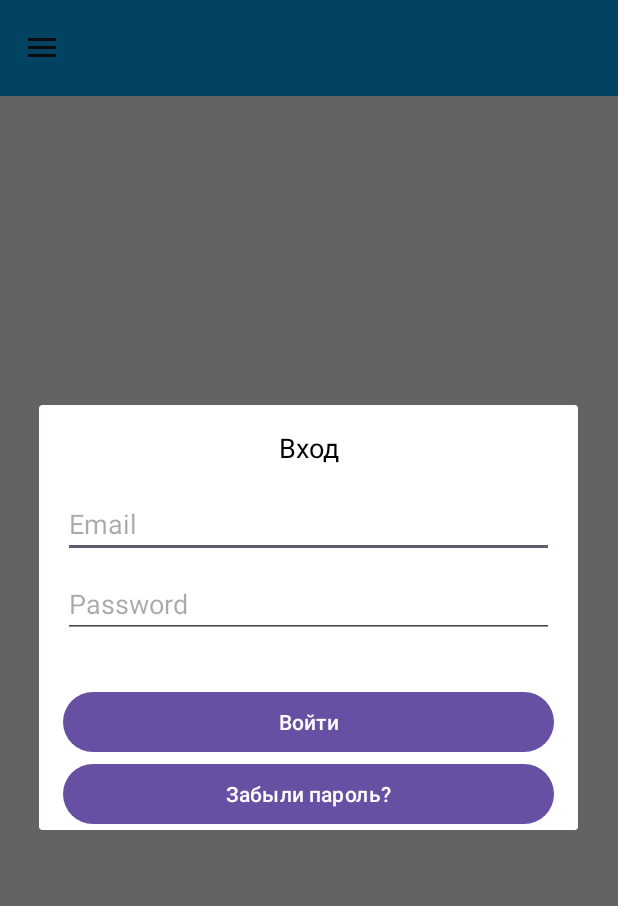
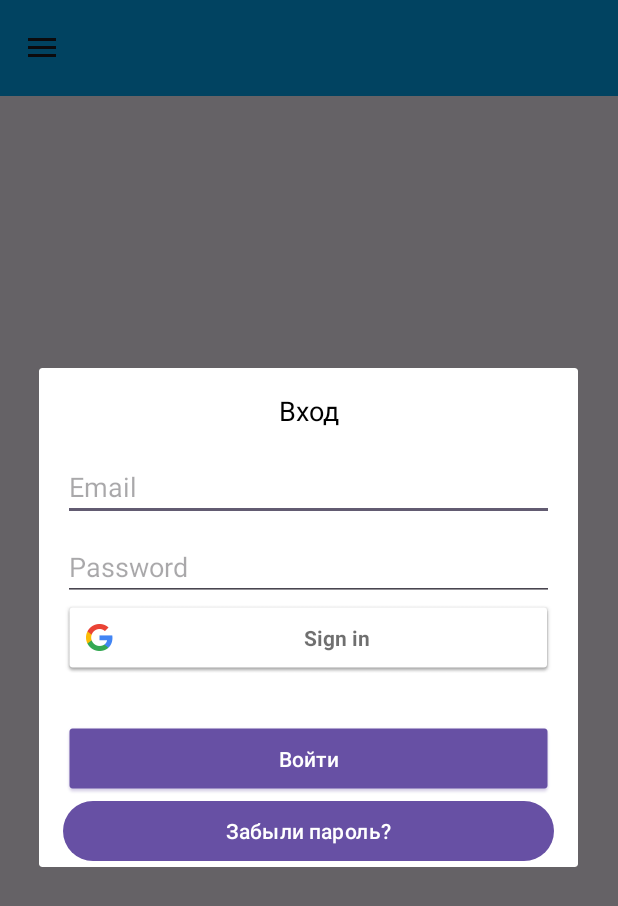
Before and after one commit to AverDmi/BulletinBoard, an Android app: the screen it shows after launch (MainActivity), after a tap on "Вход", on a phone screen of 412 x 824 dp. Shown: the top 906 px of the screen. Run offline under Robolectric (Android 15) with nearby library versions, the phone set to English and light mode, and no system bars; our stand-ins replace Firebase (no records; nobody signed in at launch, a user with empty details on screens opened directly); 1 other tap on this screen came first.

Commit message:
Added sign in with Google

```diff
--- a/app/build.gradle.kts
+++ b/app/build.gradle.kts
@@ -49,6 +49,8 @@ dependencies {
     implementation("com.google.firebase:firebase-auth:22.3.0")
     implementation("com.google.firebase:firebase-database:20.3.0")
     implementation("com.google.firebase:firebase-storage:20.3.0")
+    implementation("com.google.android.gms:play-services-auth:20.7.0")
+    implementation("com.firebaseui:firebase-ui-auth:8.0.2")
     testImplementation("junit:junit:4.13.2")
     androidTestImplementation("androidx.test.ext:junit:1.1.5")
     androidTestImplementation("androidx.test.espresso:espresso-core:3.5.1")
--- a/app/src/main/java/com/dimthomas/bulletinboard/dialoghelper/DialogHelper.kt
+++ b/app/src/main/java/com/dimthomas/bulletinboard/dialoghelper/DialogHelper.kt
@@ -10,7 +10,7 @@ import com.dimthomas.bulletinboard.databinding.SignDialogBinding
 
 class DialogHelper(private val activity: MainActivity) {
 
-    private val accHelper = AccountHelper(activity)
+    val accHelper = AccountHelper(activity)
 
     fun createSignDialog(index: Int) {
         val builder = AlertDialog.Builder(activity)
@@ -23,9 +23,11 @@ class DialogHelper(private val activity: MainActivity) {
         binding.signUpInBtn.setOnClickListener {
            setOnClickSignUpIn(index, binding, dialog)
         }
-
         binding.forgetPasswordBtn.setOnClickListener {
             setOnClickResetPassword(binding, dialog)
+        }
+        binding.googleSignInBtn.setOnClickListener {
+            accHelper.signInWithGoogle()
         }
 
         dialog.show()
--- a/app/src/main/res/layout/sign_dialog.xml
+++ b/app/src/main/res/layout/sign_dialog.xml
@@ -4,6 +4,16 @@
     xmlns:tools="http://schemas.android.com/tools"
     android:layout_width="match_parent"
     android:layout_height="wrap_content">
+
+    <com.google.android.gms.common.SignInButton
+        android:id="@+id/google_sign_in_btn"
+        android:layout_width="0dp"
+        android:layout_height="wrap_content"
+        android:text="Button"
+        app:buttonSize="standard"
+        app:layout_constraintEnd_toEndOf="@+id/sign_up_in_btn"
+        app:layout_constraintStart_toStartOf="@+id/sign_up_in_btn"
+        app:layout_constraintTop_toBottomOf="@+id/sign_password_ed" />
 
     <TextView
         android:id="@+id/sign_title_tv"
@@ -50,11 +60,12 @@
         android:layout_width="0dp"
         android:layout_height="wrap_content"
         android:layout_marginBottom="16dp"
+        android:background="@drawable/common_google_signin_btn_icon_dark_normal_background"
         android:text="@string/sign_up_action"
         app:layout_constraintBottom_toBottomOf="parent"
         app:layout_constraintEnd_toEndOf="@+id/sign_email_ed"
         app:layout_constraintStart_toStartOf="@+id/sign_email_ed"
-        app:layout_constraintTop_toBottomOf="@+id/sign_password_ed" />
+        app:layout_constraintTop_toBottomOf="@+id/google_sign_in_btn" />
 
     <Button
         android:id="@+id/forget_password_btn"
```
Also changed, not shown: app/src/main/java/com/dimthomas/bulletinboard/MainActivity.kt (+22 -0 lines), app/src/main/java/com/dimthomas/bulletinboard/accounthelper/AccountHelper.kt (+32 -0 lines).
